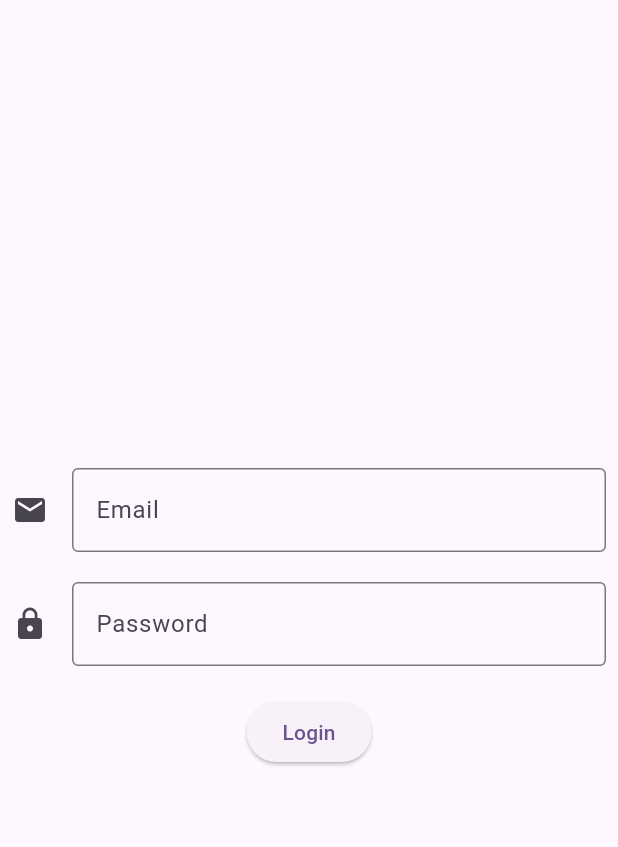
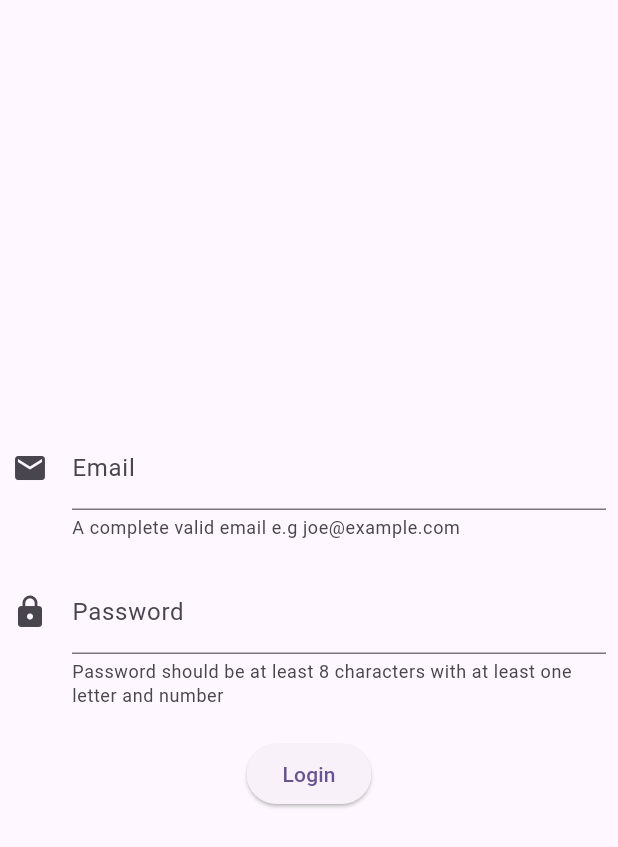
Before and after one commit to farhanfahim/bloc_clean_architecture, a Flutter app: the screen it shows after launch, on a phone screen of 412 x 824 dp. Shown: the top 847 px of the screen. Run offline on Flutter 3.47's test engine with Material 3 defaults, Android fonts, the phone set to English and light mode, and no system bars; our stand-ins replace another_flushbar, bloc, cached_network_image, equatable, flutter_bloc, freezed_annotation and 1 more.

```diff
--- a/lib/bloc/login/login_bloc.dart
+++ b/lib/bloc/login/login_bloc.dart
@@ -1,16 +1,19 @@
 import 'package:bloc/bloc.dart';
+import 'package:bloc_clean_architecture/respository/auth_repo/login_repository.dart';
 import 'package:equatable/equatable.dart';
+
+import '../../utils/enums.dart';
 
 part 'login_event.dart';
 part 'login_state.dart';
 
 class LoginBloc extends Bloc<LoginEvent, LoginState> {
-  LoginBloc() : super(LoginState()) {
-    on<LoginEvent>((event, emit) {
-      // TODO: implement event handler
-    });
+
+  LoginRepository loginRepository;
+  LoginBloc({required this.loginRepository}) : super(const LoginState()) {
     on<EmailChanged>(_emailChanged);
     on<PasswordChanged>(_passwordChanged);
+    on<LoginApi>(_loginApi);
   }
 
   void _emailChanged(EmailChanged event, Emitter<LoginState> emit){
@@ -18,7 +21,27 @@ class LoginBloc extends Bloc<LoginEvent, LoginState> {
   }
 
   void _passwordChanged(PasswordChanged event, Emitter<LoginState> emit){
-    emit(state.copyWith(email: event.password));
+    emit(state.copyWith(password: event.password));
+  }
+
+  void _loginApi(LoginApi event, Emitter<LoginState> emit)async{
+
+    emit(state.copyWith(postApiStatus: PostApiStatus.loading));
+    Map data = {
+      'email':state.email,
+      'password':state.password,
+    };
+   await loginRepository.loginApi(data).then((value){
+
+      if(value.error.isNotEmpty){
+        emit(state.copyWith(message: value.error.toString(),postApiStatus: PostApiStatus.error));
+      }else{
+        emit(state.copyWith(message: value.error.toString(),postApiStatus: PostApiStatus.success));
+      }
+    }).onError((error, stackTrace){
+
+      emit(state.copyWith(message: error.toString(),postApiStatus: PostApiStatus.error));
+    });
   }
 
 }
--- a/lib/bloc/login/login_event.dart
+++ b/lib/bloc/login/login_event.dart
@@ -24,9 +24,9 @@ class PasswordChanged extends LoginEvent{
 
 }
 
-class LoginButton extends LoginEvent{
+class LoginApi extends LoginEvent{
 
   @override
-  List<Object?> get props => throw UnimplementedError();
+  List<Object?> get props => [];
 
 }
--- a/lib/bloc/login/login_state.dart
+++ b/lib/bloc/login/login_state.dart
@@ -1,21 +1,17 @@
 part of 'login_bloc.dart';
 
 class LoginState extends Equatable {
+  const LoginState({this.email = '', this.password = '', this.postApiStatus = PostApiStatus.initial, this.message = ''});
 
-  LoginState({
-    this.email = '',
-    this.password = ''
-  });
+  final String email;
+  final String password;
+  final String message;
+  final PostApiStatus postApiStatus;
 
-  String email;
-  String password;
-
-  LoginState copyWith({String? email,String? password}){
-      return LoginState(
-          email: email??this.email,
-          password: password??this.password);
+  LoginState copyWith({String? email, String? password, String? message, PostApiStatus? postApiStatus}) {
+    return LoginState(email: email ?? this.email, password: password ?? this.password, message: message ?? this.message, postApiStatus: postApiStatus ?? this.postApiStatus);
   }
 
   @override
-  List<Object> get props => [email,password];
+  List<Object> get props => [email, password, postApiStatus, message];
 }
--- a/lib/main.dart
+++ b/lib/main.dart
@@ -1,10 +1,17 @@
 import 'package:bloc_clean_architecture/config/routes/route_name.dart';
 import 'package:bloc_clean_architecture/config/routes/routes.dart';
+import 'package:bloc_clean_architecture/respository/auth_repo/login_http_repository.dart';
+import 'package:bloc_clean_architecture/respository/auth_repo/login_repository.dart';
 import 'package:flutter/material.dart';
+import 'package:get_it/get_it.dart'; // Package for dependency injection
+
+GetIt getIt = GetIt.instance;
 
 void main() {
+  serviceLocator();
   runApp(const MyApp());
 }
+
 
 class MyApp extends StatelessWidget {
   const MyApp({super.key});
@@ -15,21 +22,6 @@ class MyApp extends StatelessWidget {
       debugShowCheckedModeBanner: false,
       title: 'Bloc Clean Architecture',
       theme: ThemeData(
-        // This is the theme of your application.
-        //
-        // TRY THIS: Try running your application with "flutter run". You'll see
-        // the application has a purple toolbar. Then, without quitting the app,
-        // try changing the seedColor in the colorScheme below to Colors.green
-        // and then invoke "hot reload" (save your changes or press the "hot
-        // reload" button in a Flutter-supported IDE, or press "r" if you used
-        // the command line to start the app).
-        //
-        // Notice that the counter didn't reset back to zero; the application
-        // state is not lost during the reload. To reset the state, use hot
-        // restart instead.
-        //
-        // This works for code too, not just values: Most code changes can be
-        // tested with just a hot reload.
         colorScheme: ColorScheme.fromSeed(seedColor: Colors.deepPurple),
         useMaterial3: true,
       ),
@@ -37,4 +29,10 @@ class MyApp extends StatelessWidget {
       onGenerateRoute: Routes.generateRoute,
     );
   }
+
 }
+
+
+void serviceLocator(){
+  getIt.registerLazySingleton<LoginRepository>(()=>LoginHttpRepository());
+}
--- /dev/null
+++ b/lib/respository/auth_repo/login_repository.dart
@@ -0,0 +1,5 @@
+import '../../models/user/user_model.dart';
+
+abstract class LoginRepository{
+  Future<UserModel> loginApi(data);
+}
--- /dev/null
+++ b/lib/utils/app_url.dart
@@ -0,0 +1,8 @@
+class AppUrl {
+
+  static var baseUrl = 'https://reqres.in' ;
+  static var loginEndPint =  '$baseUrl/api/login' ;
+  static var popularMoviesListEndPoint =  'https://www.episodate.com/api/most-popular?page=1' ;
+
+
+}
--- /dev/null
+++ b/lib/utils/enums.dart
@@ -0,0 +1,3 @@
+enum PostApiStatus { initial, loading, success, error }
+
+enum Status { loading, completed, error }
--- /dev/null
+++ b/lib/utils/extensions/validations_exception.dart
@@ -0,0 +1,6 @@
+extension EmailValidatorExtension on String {
+  bool emailValidator() {
+    bool emailValid = RegExp(r'^.+@[a-zA-Z]+\.{1}[a-zA-Z]+(\.{0,1}[a-zA-Z]+)$').hasMatch(this);
+    return emailValid;
+  }
+}
--- a/lib/view/home/home_screen.dart
+++ b/lib/view/home/home_screen.dart
@@ -13,7 +13,7 @@ class _HomeScreenState extends State<HomeScreen> {
     return const Scaffold(
       body: Center(
         child: Text(
-          "loginScreen",
+          "homeScreen",
         ),
       ),
     );
--- a/lib/view/login/login_screen.dart
+++ b/lib/view/login/login_screen.dart
@@ -1,6 +1,7 @@
 import 'package:bloc_clean_architecture/bloc/login/login_bloc.dart';
 import 'package:flutter/material.dart';
 import 'package:flutter_bloc/flutter_bloc.dart';
+import '../../main.dart';
 import 'widgets/widgets.dart';
 /// A widget representing the login screen of the application.
 class LoginScreen extends StatefulWidget {
@@ -21,7 +22,7 @@ class _LoginScreenState extends State<LoginScreen> {
   @override
   void initState() {
     super.initState();
-    _loginBloc = LoginBloc();
+    _loginBloc = LoginBloc(loginRepository: getIt());
   }
 
   @override
--- a/lib/view/login/widgets/email_input_widget.dart
+++ b/lib/view/login/widgets/email_input_widget.dart
@@ -1,6 +1,8 @@
-
+import 'package:bloc_clean_architecture/utils/extensions/validations_exception.dart';
 import 'package:flutter/material.dart';
 import 'package:flutter_bloc/flutter_bloc.dart';
+import '../../../bloc/login/login_bloc.dart';
+
 /// A widget representing the email input field.
 class EmailInput extends StatelessWidget {
   const EmailInput({Key? key, required this.focusNode}) : super(key: key);
@@ -9,23 +11,30 @@ class EmailInput extends StatelessWidget {
 
   @override
   Widget build(BuildContext context) {
+    return BlocBuilder<LoginBloc, LoginState>(
+      builder: (context, state) {
         return TextFormField(
           focusNode: focusNode, // Setting focus node
           decoration: const InputDecoration(
             icon: Icon(Icons.email), // Icon for email input field
-        hintText: "Email",
-        border: OutlineInputBorder()
+            labelText: "Email", // Label text for email input field
+            helperText: "A complete valid email e.g joe@example.com", // Helper text for email input field
           ),
           keyboardType: TextInputType.emailAddress, // Setting keyboard type to email address
           onChanged: (value) {
+            // Dispatching EmailChanged event when email input changes
+            context.read<LoginBloc>().add(EmailChanged(email: value));
           },
           validator: (value) {
             if (value!.isEmpty) {
               return 'Enter email';
             }
+
             return null;
           },
           textInputAction: TextInputAction.next,
         );
+      },
+    );
   }
 }
--- a/lib/view/login/widgets/password_input_widget.dart
+++ b/lib/view/login/widgets/password_input_widget.dart
@@ -1,4 +1,7 @@
 import 'package:flutter/material.dart';
+import 'package:flutter_bloc/flutter_bloc.dart';
+import '../../../bloc/login/login_bloc.dart';
+
 /// A widget representing the password input field.
 class PasswordInput extends StatelessWidget {
   const PasswordInput({Key? key, required this.focusNode}) : super(key: key);
@@ -7,13 +10,15 @@ class PasswordInput extends StatelessWidget {
 
   @override
   Widget build(BuildContext context) {
+    return BlocBuilder<LoginBloc, LoginState>(
+      builder: (context, state) {
         return TextFormField(
           focusNode: focusNode, // Setting focus node
           decoration: const InputDecoration(
             icon: Icon(Icons.lock), // Icon for password input field
-        hintText: "Password", // Helper text for password input field
+            helperText: "Password should be at least 8 characters with at least one letter and number", // Helper text for password input field
             helperMaxLines: 2, // Maximum lines for helper text
-        border: OutlineInputBorder(),
+            labelText: "Password", // Label text for password input field
             errorMaxLines: 2, // Maximum lines for error text
           ),
           obscureText: true, // Making the text input obscure (i.e., showing dots instead of actual characters)
@@ -27,8 +32,12 @@ class PasswordInput extends StatelessWidget {
             return null;
           },
           onChanged: (value) {
+            // Dispatching PasswordChanged event when password input changes
+            context.read<LoginBloc>().add(PasswordChanged(password: value));
           },
           textInputAction: TextInputAction.done,
         );
+      },
+    );
   }
 }
--- a/lib/view/login/widgets/submit_button_widget.dart
+++ b/lib/view/login/widgets/submit_button_widget.dart
@@ -1,4 +1,9 @@
+import 'package:bloc_clean_architecture/utils/extensions/flush_bar_exception.dart';
 import 'package:flutter/material.dart';
+import 'package:flutter_bloc/flutter_bloc.dart';
+import '../../../bloc/login/login_bloc.dart';
+import '../../../config/routes/route_name.dart';
+import '../../../utils/enums.dart';
 
 /// A widget representing the submit button for the login form.
 class SubmitButton extends StatelessWidget {
@@ -7,11 +12,28 @@ class SubmitButton extends StatelessWidget {
 
   @override
   Widget build(BuildContext context) {
-    return ElevatedButton(
-        onPressed: () {
-          if (formKey.currentState.validate()) {
-          }
-        },
-        child: const Text('Login'));
+    return BlocListener<LoginBloc, LoginState>(
+      listenWhen: (current, previous) => current.postApiStatus != previous.postApiStatus,
+      listener: (context, state) {
+        if (state.postApiStatus == PostApiStatus.error) {
+          context.flushBarErrorMessage(message: state.message.toString());
+        }
+
+        if (state.postApiStatus == PostApiStatus.success) {
+          Navigator.pushNamedAndRemoveUntil(context, RoutesName.home, (route) => false);
+        }
+      },
+      child: BlocBuilder<LoginBloc, LoginState>(
+          buildWhen: (current, previous) => current.postApiStatus != previous.postApiStatus,
+          builder: (context, state) {
+            return ElevatedButton(
+                onPressed: () {
+                  if (formKey.currentState.validate()) {
+                    context.read<LoginBloc>().add(LoginApi());
+                  }
+                },
+                child: state.postApiStatus == PostApiStatus.loading ? const CircularProgressIndicator() : const Text('Login'));
+          }),
+    );
   }
 }
```
Also changed, not shown: lib/respository/auth_repo/login_http_repository.dart (added, +15 -0 lines), lib/utils/extensions/flush_bar_exception.dart (added, +51 -0 lines). Lines whose indentation alone changed are shown as unchanged.
